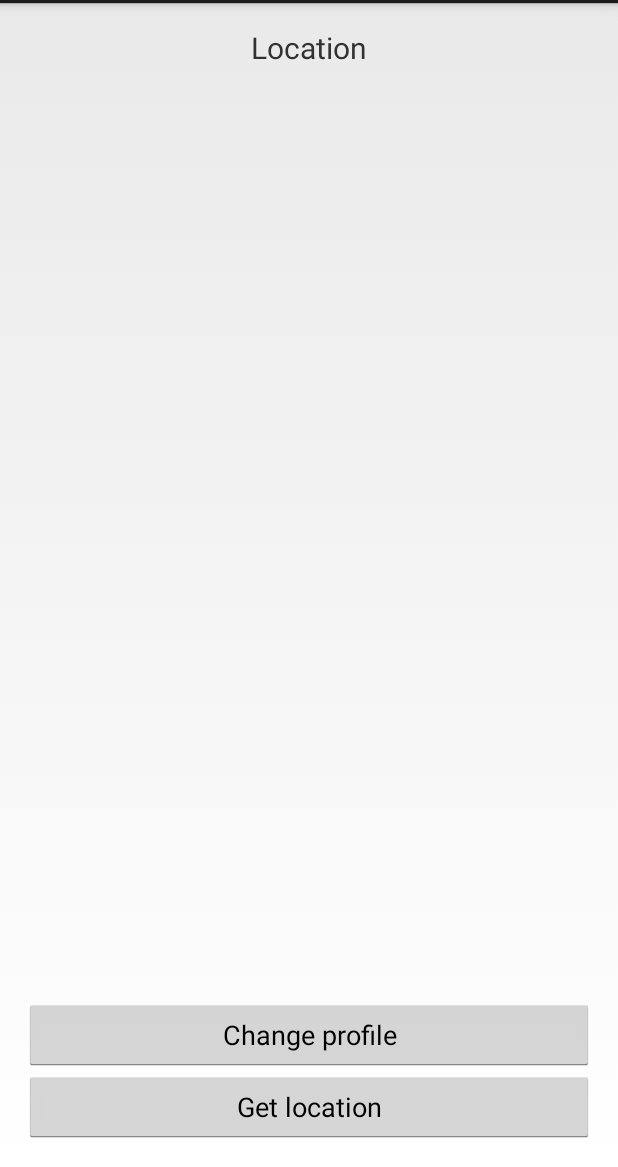
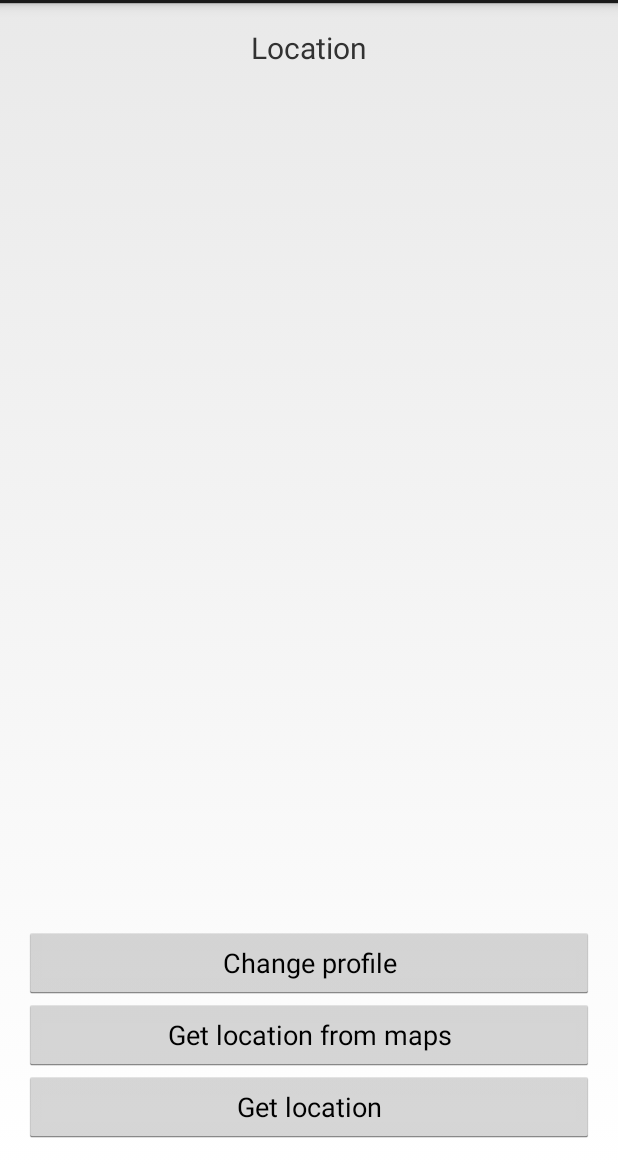
Before and after one commit to kunalkhedkar/SmartProfileChanger, an Android app: the screen it shows after launch (MainActivity), on a phone screen of 412 x 824 dp, the part 69-1236 px from its top. Run offline under Robolectric (Android 15) with nearby library versions, the phone set to English and light mode, and no system bars; 2 statements that could not run were skipped.

Commit message:
ProgressDialog added

```diff
--- a/app/src/main/java/com/example/kunal/smartprofilechanger/MainActivity.java
+++ b/app/src/main/java/com/example/kunal/smartprofilechanger/MainActivity.java
@@ -2,7 +2,6 @@ package com.example.kunal.smartprofilechanger;
 
 import android.app.Activity;
 import android.app.AlertDialog;
-import android.app.Dialog;
 import android.app.ProgressDialog;
 import android.content.Context;
 import android.content.DialogInterface;
@@ -30,6 +29,8 @@ import com.google.android.gms.awareness.Awareness;
 import com.google.android.gms.awareness.snapshot.LocationResult;
 import com.google.android.gms.common.api.GoogleApiClient;
 import com.google.android.gms.common.api.ResultCallback;
+
+import static java.lang.Thread.sleep;
 
 
 public class MainActivity extends Activity {
@@ -75,8 +76,16 @@ public class MainActivity extends Activity {
 
     public void onClick_getCurrentLocationButton(View view) {
 
+
         checkGPS();
         getCurrentLocation();
+
+
+    }
+
+
+    public void onClick_getMapLocationButton(View view) {
+        //TODO
     }
 
 
@@ -111,14 +120,14 @@ public class MainActivity extends Activity {
     }
 
 
-
     private void getCurrentLocation() {
 
         final ProgressDialog dialog = new ProgressDialog(this);
+        dialog.setTitle("Retrieving Location");
+        dialog.setMessage("please wait");
         dialog.setCancelable(false);
-        dialog.setTitle("title");
-        dialog.setMessage("message");
         dialog.show();
+
 
         if (checkLocationPermission()) {
             status_tv.setText("");
@@ -128,21 +137,24 @@ public class MainActivity extends Activity {
                         @Override
                         public void onResult(@NonNull LocationResult locationResult) {
                             if (!locationResult.getStatus().isSuccess()) {
-
                                 status_tv.setText("Could not get location");
                                 status_tv.setTextColor(Color.RED);
-                                return;
+
+                                if (dialog.isShowing())
+                                    dialog.dismiss();
+
                             } else {
                                 Location location = locationResult.getLocation();
                                 status_tv.setText("loc is : " + location.toString());
                                 Log.d(TAG, "onResult: " + location.toString());
                                 status_tv.setTextColor(Color.GREEN);
+
+                                if (dialog.isShowing())
+                                    dialog.dismiss();
                             }
                         }
                     });
-
         }
-        dialog.dismiss();
     }
 
     private boolean checkLocationPermission() {
--- a/app/src/main/res/layout/activity_main.xml
+++ b/app/src/main/res/layout/activity_main.xml
@@ -20,7 +20,7 @@
         android:layout_centerHorizontal="true" />
 
     <Button
-        android:id="@+id/checkLocation"
+        android:id="@+id/GetLocation"
         android:onClick="onClick_getCurrentLocationButton"
         android:layout_width="match_parent"
         android:layout_height="wrap_content"
@@ -30,10 +30,19 @@
         />
 
     <Button
+        android:id="@+id/getLocationFromMaps"
+        android:onClick="onClick_getMapLocationButton"
+        android:layout_width="match_parent"
+        android:layout_height="wrap_content"
+        android:text="Get location from maps"
+        android:layout_centerHorizontal="true"
+        android:layout_above="@id/GetLocation" />
+
+    <Button
         android:onClick="onclick_changeProfileButton"
         android:layout_centerHorizontal="true"
         android:layout_width="match_parent"
         android:layout_height="wrap_content"
         android:text="Change profile"
-        android:layout_above="@+id/checkLocation" />
+        android:layout_above="@id/getLocationFromMaps" />
 </RelativeLayout>
```
